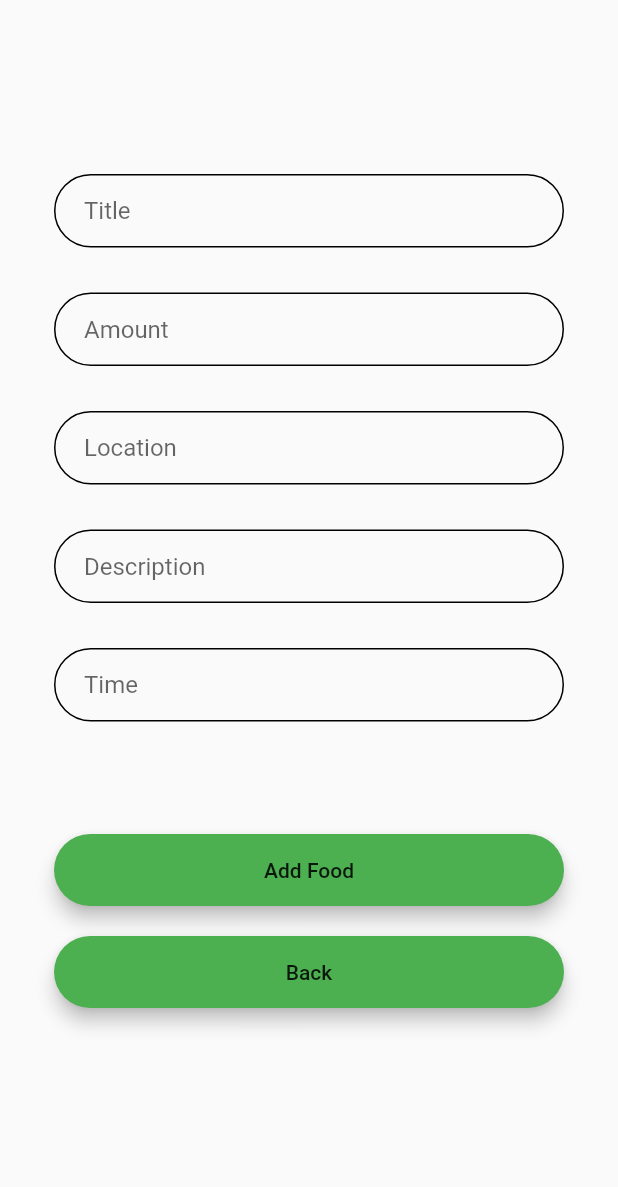
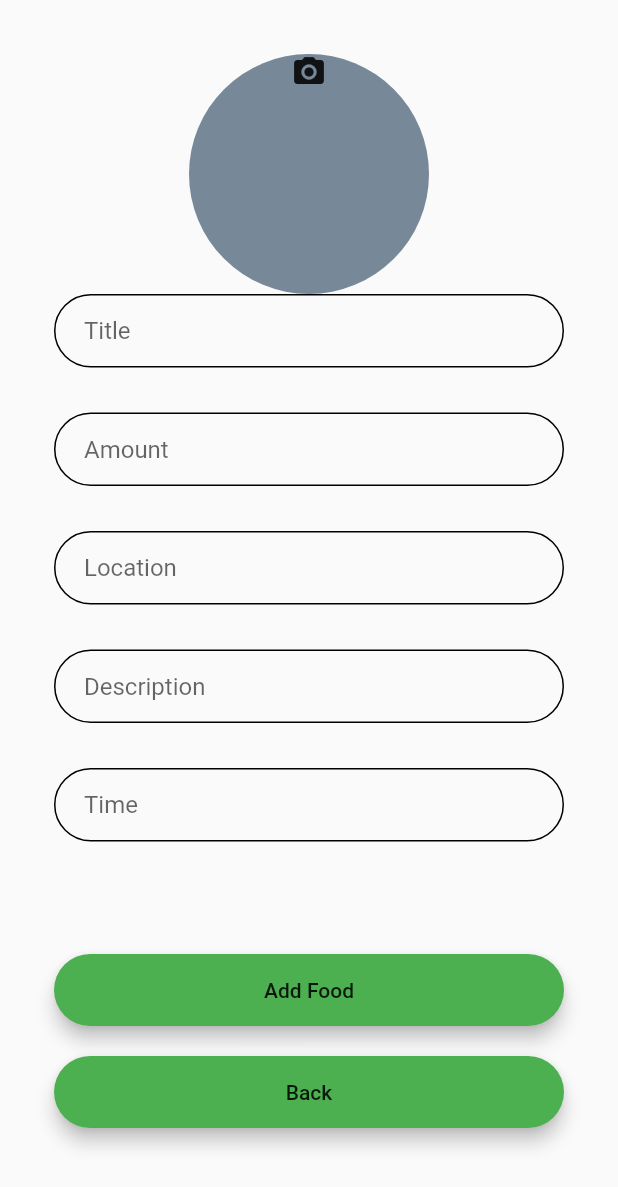
Before and after one commit to nishachaudhari/food_savior_winners, a Flutter app: the addForm screen opened directly, on a phone screen of 412 x 824 dp. Shown: the top 1187 px of the screen. Run offline on Flutter 3.47's test engine with Material 2 defaults, Android fonts, the phone set to English and light mode, and no system bars; our stand-ins replace cloud_firestore, firebase_auth, image_cropper, image_picker; accounts and stored records are empty.

Commit message:
merge db and camera

```diff
--- a/my_app/lib/models/food.dart
+++ b/my_app/lib/models/food.dart
@@ -8,6 +8,6 @@ class Food{
  // var tags = new List(10);
 
 
-  Food({ this.user,this.title, this.amount, this.description,this.location, this.time });
+  Food({ this.user,this.title, this.amount, this.description,this.time, this.location});
 
 }
--- a/my_app/lib/screens/add/addForm.dart
+++ b/my_app/lib/screens/add/addForm.dart
@@ -3,6 +3,10 @@ import 'package:my_app/models/food.dart';
 import 'package:my_app/services/database.dart';
 import 'package:my_app/models/user.dart';
 import 'package:provider/provider.dart';
+import 'dart:io';
+import 'package:my_app/screens/add/image_picker_handler.dart';
+import 'package:my_app/screens/add/image_picker_dialog.dart';
+
 
 
 
@@ -14,7 +18,7 @@ class addForm extends StatefulWidget
   }
 
 class _addFormState extends State<addForm>
-{
+    with TickerProviderStateMixin,ImagePickerListener{
 
   final _formKey = GlobalKey<FormState>(); //this will be able to track state of form (to make sure no blank items)
 
@@ -30,6 +34,26 @@ class _addFormState extends State<addForm>
   String tags = '';
   String error = '';
 
+  File _image;
+  AnimationController _controller;
+  ImagePickerHandler imagePicker;
+
+  @override
+  void initState() {
+    super.initState();
+    _controller = AnimationController(
+      vsync: this,
+      duration: const Duration(milliseconds: 500),
+    );
+    imagePicker = ImagePickerHandler(this,_controller);
+    imagePicker.init();
+  }
+
+  @override
+  void dispose() {
+    _controller.dispose();
+    super.dispose();
+  }
 
   @override
   Widget build(BuildContext context) {
@@ -84,6 +108,41 @@ class _addFormState extends State<addForm>
           child: Column(
             mainAxisAlignment: MainAxisAlignment.center,
             children: <Widget>[
+                      GestureDetector(
+                        onTap: () => imagePicker.showDialog(context),
+                        child: Center(
+                          child: _image == null
+                            ? Stack(
+                                children: <Widget>[
+                                  Center(
+                                    child: CircleAvatar(
+                                      radius: 80.0,
+                                      backgroundColor: Color(0xFF778899),
+                                    ),
+                                  ),
+                                  Center(
+                                    child: Icon(Icons.photo_camera),
+                                  ),
+
+                                ],
+                              )
+                            : Container(
+                                height: 160.0,
+                                width: 160.0,
+                                decoration: BoxDecoration(
+                                  color: Color(0xff7c94b6),
+                                  image: DecorationImage(
+                                    image: ExactAssetImage(_image.path),
+                                    fit: BoxFit.cover,
+                                  ),
+                                  border:
+                                      Border.all(color: Colors.red, width: 5.0),
+                                  borderRadius:
+                                      BorderRadius.all(Radius.circular(80.0)),
+                                ),
+                              ),
+                            ),
+                        ),
                       TextFormField(
                           validator: (val) => val.isEmpty ? 'Enter a Title' : null,
                           onChanged: (val){
@@ -210,4 +269,10 @@ class _addFormState extends State<addForm>
 
 
   }
+  @override
+  userImage(File _image) {
+    setState(() {
+      this._image = _image;
+    });
+  }
 }
--- /dev/null
+++ b/my_app/lib/screens/add/image_picker_handler.dart
@@ -0,0 +1,51 @@
+import 'dart:async';
+import 'dart:io';
+
+import 'package:flutter/material.dart';
+import 'package:my_app/screens/add/image_picker_dialog.dart';
+import 'package:image_cropper/image_cropper.dart';
+import 'package:image_picker/image_picker.dart';
+
+class ImagePickerHandler {
+  ImagePickerDialog imagePicker;
+  AnimationController _controller;
+  ImagePickerListener _listener;
+
+  ImagePickerHandler(this._listener, this._controller);
+
+  openCamera() async {
+    imagePicker.dismissDialog();
+    var image = await ImagePicker.pickImage(source: ImageSource.camera);
+    cropImage(image);
+  }
+
+  openGallery() async {
+    imagePicker.dismissDialog();
+    var image = await ImagePicker.pickImage(source: ImageSource.gallery);
+    cropImage(image);
+  }
+
+  void init() {
+    imagePicker = new ImagePickerDialog(this, _controller);
+    imagePicker.initState();
+  }
+
+  Future cropImage(File image) async {
+    File croppedFile = await ImageCropper.cropImage(
+      sourcePath: image.path,
+      ratioX: 1.0,
+      ratioY: 1.0,
+      maxWidth: 512,
+      maxHeight: 512,
+    );
+    _listener.userImage(croppedFile);
+  }
+
+  showDialog(BuildContext context) {
+    imagePicker.getImage(context);
+  }
+}
+
+abstract class ImagePickerListener {
+  userImage(File _image);
+}
--- a/my_app/pubspec.yaml
+++ b/my_app/pubspec.yaml
@@ -20,7 +20,8 @@ dependencies:
   flutter:
     sdk: flutter
 
-  flappy_search_bar: ^1.7.2
+  image_picker: "0.4.5"
+  image_cropper: ^0.0.4
 
   # Check that you have this dependency (added in the previous step)
   firebase_core: ^0.4.0+9
```
Also changed, not shown: my_app/lib/screens/add/image_picker_dialog.dart (added, +141 -0 lines), my_app/pubspec.lock, 3 other files.
